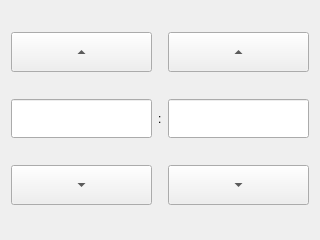
Qt form plugins/nightplugin/timepage.ui (mysmartgrid/chumby-controlpanel) before a commit.
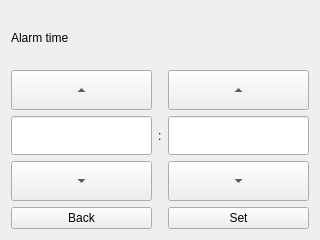
The same form after that commit.

Commit message: [nightplugin] TimePage refactored to be used in new AlarmDetails

Diff of the .ui file:
```diff
--- a/plugins/nightplugin/timepage.ui
+++ b/plugins/nightplugin/timepage.ui
@@ -1,7 +1,7 @@
 <?xml version="1.0" encoding="UTF-8"?>
 <ui version="4.0">
  <class>TimePage</class>
- <widget class="QWizardPage" name="TimePage">
+ <widget class="QWidget" name="TimePage">
   <property name="geometry">
    <rect>
     <x>0</x>
@@ -11,82 +11,18 @@
    </rect>
   </property>
   <property name="windowTitle">
-   <string>WizardPage</string>
-  </property>
-  <property name="title">
-   <string>Time</string>
+   <string>Form</string>
   </property>
   <layout class="QGridLayout" name="gridLayout">
-   <item row="1" column="2">
-    <widget class="QLineEdit" name="minEdit">
-     <property name="font">
-      <font>
-       <pointsize>20</pointsize>
-      </font>
-     </property>
-     <property name="alignment">
-      <set>Qt::AlignCenter</set>
-     </property>
-    </widget>
-   </item>
-   <item row="2" column="0">
-    <widget class="QToolButton" name="hourDown">
-     <property name="sizePolicy">
-      <sizepolicy hsizetype="Expanding" vsizetype="Fixed">
-       <horstretch>0</horstretch>
-       <verstretch>0</verstretch>
-      </sizepolicy>
-     </property>
-     <property name="minimumSize">
-      <size>
-       <width>0</width>
-       <height>40</height>
-      </size>
-     </property>
-     <property name="text">
-      <string>...</string>
-     </property>
-     <property name="arrowType">
-      <enum>Qt::DownArrow</enum>
-     </property>
-    </widget>
-   </item>
    <item row="0" column="0">
-    <widget class="QToolButton" name="hourUp">
-     <property name="sizePolicy">
-      <sizepolicy hsizetype="Expanding" vsizetype="Fixed">
-       <horstretch>0</horstretch>
-       <verstretch>0</verstretch>
-      </sizepolicy>
-     </property>
-     <property name="minimumSize">
-      <size>
-       <width>0</width>
-       <height>40</height>
-      </size>
-     </property>
+    <widget class="QLabel" name="timeLabel">
      <property name="text">
-      <string>...</string>
-     </property>
-     <property name="arrowType">
-      <enum>Qt::UpArrow</enum>
+      <string>Alarm time</string>
      </property>
     </widget>
    </item>
    <item row="1" column="0">
-    <widget class="QLineEdit" name="hourEdit">
-     <property name="font">
-      <font>
-       <pointsize>20</pointsize>
-      </font>
-     </property>
-     <property name="alignment">
-      <set>Qt::AlignCenter</set>
-     </property>
-    </widget>
-   </item>
-   <item row="2" column="2">
-    <widget class="QToolButton" name="minDown">
+    <widget class="QToolButton" name="hourUp">
      <property name="sizePolicy">
       <sizepolicy hsizetype="Expanding" vsizetype="Fixed">
        <horstretch>0</horstretch>
@@ -103,11 +39,11 @@
       <string>...</string>
      </property>
      <property name="arrowType">
-      <enum>Qt::DownArrow</enum>
+      <enum>Qt::UpArrow</enum>
      </property>
     </widget>
    </item>
-   <item row="0" column="2">
+   <item row="1" column="2">
     <widget class="QToolButton" name="minUp">
      <property name="sizePolicy">
       <sizepolicy hsizetype="Expanding" vsizetype="Fixed">
@@ -129,13 +65,95 @@
      </property>
     </widget>
    </item>
-   <item row="1" column="1">
+   <item row="2" column="0">
+    <widget class="QLineEdit" name="hourEdit">
+     <property name="font">
+      <font>
+       <pointsize>20</pointsize>
+      </font>
+     </property>
+     <property name="alignment">
+      <set>Qt::AlignCenter</set>
+     </property>
+    </widget>
+   </item>
+   <item row="2" column="1">
     <widget class="QLabel" name="label">
      <property name="text">
       <string>:</string>
      </property>
     </widget>
    </item>
+   <item row="2" column="2">
+    <widget class="QLineEdit" name="minEdit">
+     <property name="font">
+      <font>
+       <pointsize>20</pointsize>
+      </font>
+     </property>
+     <property name="alignment">
+      <set>Qt::AlignCenter</set>
+     </property>
+    </widget>
+   </item>
+   <item row="3" column="0">
+    <widget class="QToolButton" name="hourDown">
+     <property name="sizePolicy">
+      <sizepolicy hsizetype="Expanding" vsizetype="Fixed">
+       <horstretch>0</horstretch>
+       <verstretch>0</verstretch>
+      </sizepolicy>
+     </property>
+     <property name="minimumSize">
+      <size>
+       <width>0</width>
+       <height>40</height>
+      </size>
+     </property>
+     <property name="text">
+      <string>...</string>
+     </property>
+     <property name="arrowType">
+      <enum>Qt::DownArrow</enum>
+     </property>
+    </widget>
+   </item>
+   <item row="3" column="2">
+    <widget class="QToolButton" name="minDown">
+     <property name="sizePolicy">
+      <sizepolicy hsizetype="Expanding" vsizetype="Fixed">
+       <horstretch>0</horstretch>
+       <verstretch>0</verstretch>
+      </sizepolicy>
+     </property>
+     <property name="minimumSize">
+      <size>
+       <width>0</width>
+       <height>40</height>
+      </size>
+     </property>
+     <property name="text">
+      <string>...</string>
+     </property>
+     <property name="arrowType">
+      <enum>Qt::DownArrow</enum>
+     </property>
+    </widget>
+   </item>
+   <item row="4" column="0">
+    <widget class="QPushButton" name="backButton">
+     <property name="text">
+      <string>Back</string>
+     </property>
+    </widget>
+   </item>
+   <item row="4" column="2">
+    <widget class="QPushButton" name="setButton">
+     <property name="text">
+      <string>Set</string>
+     </property>
+    </widget>
+   </item>
   </layout>
  </widget>
  <resources/>
```
The commit also changes 3 other files.
